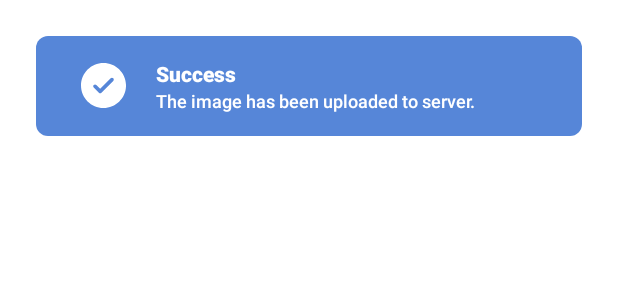
After one commit to Rasil10/customToast, an Android app: the layout layout_toast.xml on its own in the app's theme, with its tools: preview values and no code run, on a phone screen of 412 x 824 dp. The commit adds this screen. Shown: the top 300 px of the screen. Run offline under Robolectric (Android 15) with nearby library versions, the phone set to English and light mode, and no system bars.

Commit message:
custom gravity added

```diff
--- /dev/null
+++ b/CustomToast/src/main/res/drawable/ic_error.xml
@@ -0,0 +1,5 @@
+<?xml version="1.0" encoding="utf-8"?>
+<vector android:height="24dp" android:viewportHeight="51.976"
+    android:viewportWidth="51.976" android:width="24dp" xmlns:android="http://schemas.android.com/apk/res/android">
+    <path android:fillColor="#FFFFFF" android:pathData="M44.37,7.6c-10.14,-10.14 -26.63,-10.14 -36.77,0c-10.14,10.14 -10.14,26.63 0,36.77s26.63,10.14 36.77,0C54.51,34.24 54.51,17.74 44.37,7.6zM36.24,36.24c-0.78,0.78 -2.05,0.78 -2.83,0l-7.43,-7.43l-7.78,7.78c-0.78,0.78 -2.05,0.78 -2.83,0c-0.78,-0.78 -0.78,-2.05 0,-2.83l7.78,-7.78l-7.43,-7.43c-0.78,-0.78 -0.78,-2.05 0,-2.83c0.78,-0.78 2.05,-0.78 2.83,0l7.43,7.43l7.07,-7.07c0.78,-0.78 2.05,-0.78 2.83,0c0.78,0.78 0.78,2.05 0,2.83l-7.07,7.07l7.43,7.43C37.02,34.19 37.02,35.46 36.24,36.24z"/>
+</vector>
--- /dev/null
+++ b/CustomToast/src/main/res/drawable/ic_success.xml
@@ -0,0 +1,10 @@
+<?xml version="1.0" encoding="utf-8"?>
+<vector xmlns:android="http://schemas.android.com/apk/res/android"
+    android:width="24dp"
+    android:height="24dp"
+    android:viewportWidth="342.508"
+    android:viewportHeight="342.508">
+    <path
+        android:fillColor="#FFFFFF"
+        android:pathData="M171.3,0C76.8,0 0,76.8 0,171.2c0,94.4 76.8,171.3 171.3,171.3c94.4,0 171.3,-76.8 171.3,-171.3C342.5,76.8 265.7,0 171.3,0zM245.4,136.2l-89.7,89.7c-2.7,2.7 -6.2,4 -9.8,4c-3.5,0 -7.1,-1.4 -9.8,-4l-39,-39c-5.4,-5.4 -5.4,-14.1 0,-19.5c5.4,-5.4 14.1,-5.4 19.5,0l29.3,29.3l79.9,-79.9c5.4,-5.4 14.1,-5.4 19.5,0C250.8,122 250.8,130.8 245.4,136.2z" />
+</vector>
--- /dev/null
+++ b/CustomToast/src/main/res/layout/layout_toast.xml
@@ -0,0 +1,77 @@
+<?xml version="1.0" encoding="utf-8"?>
+<LinearLayout xmlns:android="http://schemas.android.com/apk/res/android"
+    xmlns:app="http://schemas.android.com/apk/res-auto"
+    android:layout_width="match_parent"
+    android:layout_height="wrap_content"
+    android:layout_margin="8dp"
+    android:orientation="vertical">
+
+    <LinearLayout
+        android:layout_width="match_parent"
+        android:layout_height="match_parent"
+        android:background="@android:color/transparent"
+        android:orientation="vertical"
+        android:padding="@dimen/dim_16">
+
+        <androidx.cardview.widget.CardView
+            android:layout_width="match_parent"
+            android:layout_height="wrap_content"
+            app:cardElevation="0dp"
+            app:cardCornerRadius="@dimen/dim_8">
+
+            <LinearLayout
+                android:id="@+id/whole_layout"
+                android:layout_width="match_parent"
+                android:layout_height="wrap_content"
+                android:background="#FF5686D8"
+                android:gravity="center_vertical"
+                android:orientation="horizontal"
+                android:paddingTop="5dp"
+                android:paddingBottom="5dp">
+
+                <ImageView
+                    android:id="@+id/toastImg"
+                    android:layout_width="30dp"
+                    android:layout_height="30dp"
+                    android:layout_marginLeft="30dp"
+                    android:layout_marginRight="10dp"
+                    app:srcCompat="@drawable/ic_success" />
+
+                <LinearLayout
+                    android:layout_width="match_parent"
+                    android:layout_height="wrap_content"
+                    android:orientation="vertical">
+
+                    <TextView
+                        android:id="@+id/toastTitle"
+                        android:layout_width="wrap_content"
+                        android:layout_height="wrap_content"
+                        android:layout_gravity="bottom"
+                        android:fontFamily="sans-serif-medium"
+                        android:paddingLeft="10dp"
+                        android:paddingTop="10dp"
+                        android:text="Success"
+                        android:textColor="@color/white"
+                        android:textSize="14sp"
+                        android:textStyle="bold" />
+
+                    <TextView
+                        android:id="@+id/toastDesc"
+                        android:layout_width="wrap_content"
+                        android:layout_height="wrap_content"
+                        android:layout_gravity="center_vertical"
+                        android:fontFamily="sans-serif-medium"
+                        android:paddingLeft="10dp"
+                        android:paddingRight="10dp"
+                        android:paddingBottom="10dp"
+                        android:text="The image has been uploaded to server."
+                        android:textColor="@color/white"
+                        android:textSize="12sp"
+                        android:textStyle="normal" />
+                </LinearLayout>
+            </LinearLayout>
+        </androidx.cardview.widget.CardView>
+
+    </LinearLayout>
+
+</LinearLayout>
--- /dev/null
+++ b/CustomToast/src/main/res/values/dimens.xml
@@ -0,0 +1,5 @@
+<?xml version="1.0" encoding="utf-8"?>
+<resources>
+    <dimen name="dim_16">16dp</dimen>
+    <dimen name="dim_8">8dp</dimen>
+</resources>
--- /dev/null
+++ b/CustomToast/src/main/res/values/strings.xml
@@ -0,0 +1,6 @@
+<?xml version="1.0" encoding="utf-8"?>
+<resources>
+    <string name="error">Error</string>
+    <string name="success">Success</string>
+    <string name="info">Info</string>
+</resources>
--- a/app/build.gradle
+++ b/app/build.gradle
@@ -40,4 +40,5 @@ dependencies {
     testImplementation 'junit:junit:4.13.2'
     androidTestImplementation 'androidx.test.ext:junit:1.1.3'
     androidTestImplementation 'androidx.test.espresso:espresso-core:3.4.0'
+    implementation project(':CustomToast')
 }
```
Also changed, not shown: CustomToast/src/main/java/com/rasil/customtoast/CustomToast.kt (+15 -7 lines), CustomToast/src/main/java/com/rasil/customtoast/CustomToastHelper.kt (added, +87 -0 lines), CustomToast/src/main/res/drawable/ic_info.xml (added, +9 -0 lines), CustomToast/src/main/res/values/colors.xml (added, +7 -0 lines), app/src/main/java/com/rasil/customtoastlibrary/MainActivity.kt (+14 -1 lines).
